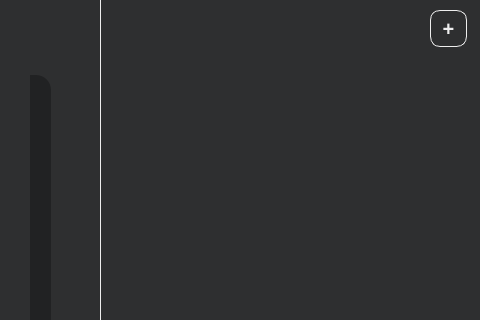
The window that mainwindow.ui (OglodkovVadim/Kurama) describes before a commit, drawn with Qt 5; both pictures show x 800 to 1280 and y 0 to 320 of the 1280 by 720 pixel window.
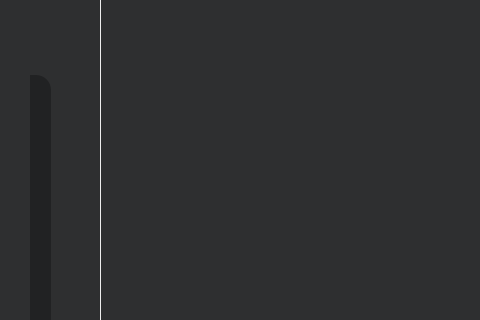
The same window after the commit. Icons and pictures are not drawn.

Commit message: Fixed all bag with explorer (files), added function adding folder in folder, added icons on tool buttons

The edit to the form file:
```diff
--- a/mainwindow.ui
+++ b/mainwindow.ui
@@ -219,15 +219,29 @@
       <rect>
        <x>330</x>
        <y>10</y>
-       <width>37</width>
-       <height>37</height>
+       <width>35</width>
+       <height>35</height>
       </rect>
      </property>
      <property name="styleSheet">
-      <string notr="true"/>
+      <string notr="true">QToolButton {
+	border:none;
+	background-color:none;
+	image: url(:/image/addFolder);
+	max-width: 25px;
+	max-height: 25px;
+}
+
+QToolButton:hover {
+	image: url(:/image/addFolderHover);
+}
+
+QToolButton:pressed {
+	image: url(:/image/addFolder);
+}</string>
      </property>
      <property name="text">
-      <string>+</string>
+      <string/>
      </property>
     </widget>
    </widget>
@@ -255,7 +269,7 @@
        <x>20</x>
        <y>75</y>
        <width>781</width>
-       <height>620</height>
+       <height>600</height>
       </rect>
      </property>
     </widget>
@@ -265,7 +279,7 @@
        <x>30</x>
        <y>30</y>
        <width>750</width>
-       <height>650</height>
+       <height>620</height>
       </rect>
      </property>
      <property name="layoutDirection">
@@ -358,7 +372,7 @@
          <x>0</x>
          <y>0</y>
          <width>751</width>
-         <height>601</height>
+         <height>580</height>
         </rect>
        </property>
        <property name="styleSheet">
```
Left out of the diff: 2 changed lines with no effect on the pictures. The commit also changes 16 other files.
